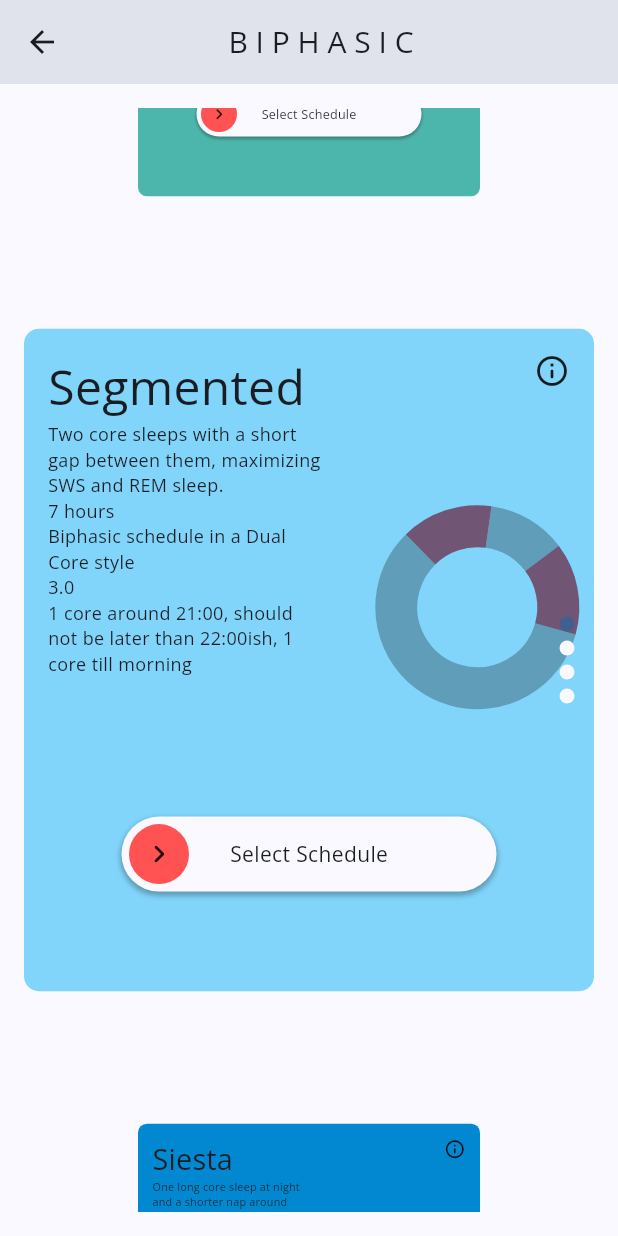
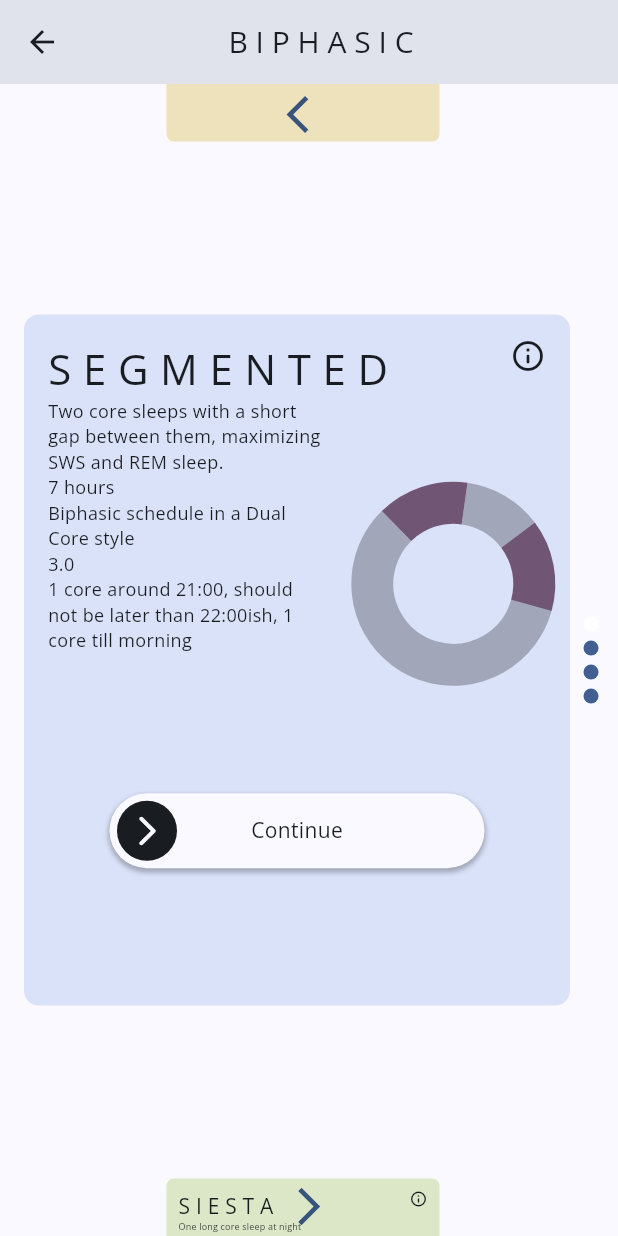
Before and after one commit to TheLameOne/polyphasic_sleep, a Flutter app: the AllSchedulesPage screen opened by its route, after a tap on the "info outline" icon, on a phone screen of 412 x 824 dp. Run offline on Flutter 3.47's test engine with Material 3 defaults, Android fonts, the phone set to English and light mode, and no system bars; drawn by our look-alikes of action_slider, card_swiper, fl_chart; our stand-ins replace audioplayers, chat_bubbles, flutter_card_swiper, flutter_local_notifications, flutter_slidable, flutter_svg and 11 more; missing offline and left inert: alarm, flutter_launcher_icons; accounts and stored records are empty.

Commit message:
Fixed json and colors

```diff
--- a/lib/components/schedule_type_details.dart
+++ b/lib/components/schedule_type_details.dart
@@ -14,8 +14,7 @@ class ScheduleTypeDetails extends StatefulWidget {
   final double difficulty;
   final String link;
   final String idealScheduling;
-  final String svgPath;
-  final HexColor color;
+  final Color color;
   final int id;
   final List<dynamic> setup;
 
@@ -28,7 +27,6 @@ class ScheduleTypeDetails extends StatefulWidget {
       required this.difficulty,
       required this.idealScheduling,
       required this.link,
-      required this.svgPath,
       required this.color,
       required this.id,
       required this.setup});
@@ -55,16 +53,19 @@ class _ScheduleTypeDetailsState extends State<ScheduleTypeDetails> {
               crossAxisAlignment: CrossAxisAlignment.start,
               children: [
                 Text(
-                  widget.scheduleType,
+                  _convertName(widget.scheduleType),
                   style: TextStyle(
                       color: Theme.of(context).colorScheme.onSurface,
-                      fontSize: 32),
+                      fontSize: 28),
                 ),
                 InkWell(
                     onTap: () {
                       _launchURL(widget.link);
                     },
-                    child: Icon(Icons.info_outline_rounded))
+                    child: Icon(
+                      Icons.info_outline_rounded,
+                      color: Theme.of(context).colorScheme.onSurface,
+                    ))
               ],
             ),
             Row(
@@ -133,7 +134,12 @@ class _ScheduleTypeDetailsState extends State<ScheduleTypeDetails> {
             Padding(
               padding: const EdgeInsets.all(16.0),
               child: ActionSlider.standard(
-                toggleColor: Colors.redAccent,
+                icon: Icon(
+                  Icons.arrow_forward_ios_rounded,
+                  color: Theme.of(context).colorScheme.surface,
+                ),
+                toggleColor: Theme.of(context).colorScheme.onSurface,
+                backgroundColor: Theme.of(context).colorScheme.surface,
                 width: 250.0,
                 height: 50,
                 action: (controller) async {
@@ -155,7 +161,7 @@ class _ScheduleTypeDetailsState extends State<ScheduleTypeDetails> {
                   }
                 },
                 direction: TextDirection.ltr,
-                child: const Text('Select Schedule'),
+                child: const Text('Continue'),
               ),
             ),
           ],
@@ -171,3 +177,14 @@ _launchURL(_url) async {
     throw Exception('Could not launch $_url');
   }
 }
+
+String _convertName(String name) {
+  String newName = "";
+  for (int i = 0; i < name.length; i++) {
+    newName += name[i].toUpperCase();
+    if (i != name.length - 1) {
+      newName += " ";
+    }
+  }
+  return newName;
+}
--- a/lib/models/setup_model.dart
+++ b/lib/models/setup_model.dart
@@ -3,7 +3,6 @@ class SetupModel {
   final String scheduleName;
   final String totalSleep;
   final List<int> setup;
-  final String svg;
   final int difficulty;
   final String shortDesc;
   final String classification;
@@ -13,7 +12,6 @@ class SetupModel {
       required this.scheduleName,
       required this.totalSleep,
       required this.setup,
-      required this.svg,
       required this.difficulty,
       required this.shortDesc,
       required this.classification});
@@ -24,7 +22,6 @@ class SetupModel {
         scheduleName: json['schedule_type'],
         totalSleep: json['Total Sleep'],
         setup: List<int>.from(json['setup']),
-        svg: json['svg'],
         shortDesc: json['short_description'],
         difficulty: json['Difficulty'],
         classification: json['classification']);
--- a/lib/models/types_model.dart
+++ b/lib/models/types_model.dart
@@ -8,12 +8,9 @@ class TypesModel {
   String? idealScheduling;
   List<dynamic>? setup;
   String? link;
-  String? svg;
-  String? darkModeColor;
-  String? lightModeColor;
 
-  TypesModel(
-      {this.id,
+  TypesModel({
+    this.id,
     this.scheduleType,
     this.shortDescription,
     this.totalSleep,
@@ -22,9 +19,7 @@ class TypesModel {
     this.idealScheduling,
     this.setup,
     this.link,
-      this.darkModeColor,
-      this.lightModeColor,
-      this.svg});
+  });
 
   TypesModel.fromJson(Map<String, dynamic> json) {
     id = json['id'];
@@ -36,9 +31,6 @@ class TypesModel {
     idealScheduling = json['ideal_scheduling'];
     setup = json['setup'];
     link = json['link'];
-    svg = json['svg'];
-    lightModeColor = json['light_mode_color'];
-    darkModeColor = json['dark_mode_color'];
   }
 
   Map<String, dynamic> toJson() {
@@ -52,9 +44,7 @@ class TypesModel {
     data['ideal_scheduling'] = this.idealScheduling;
     data['setup'] = this.setup;
     data['link'] = this.link;
-    data['svg'] = this.svg;
-    data['light_mode_color'] = this.lightModeColor;
-    data['dark_mode_color'] = this.darkModeColor;
+
     return data;
   }
 }
--- a/lib/pages/edit_schedule.dart
+++ b/lib/pages/edit_schedule.dart
@@ -498,7 +498,6 @@ void _saveData(SetupModel data) async {
   await box.put('id', data.id);
   await box.put('schedule_name', data.scheduleName);
   await box.put('setup', data.setup);
-  await box.put('svg', data.svg);
   await box.put('total_sleep', data.totalSleep);
 
   // print(box.get('id'));
--- a/lib/pages/schedule_types_page.dart
+++ b/lib/pages/schedule_types_page.dart
@@ -1,11 +1,14 @@
 import 'dart:async';
 import 'dart:convert';
 import 'package:card_swiper/card_swiper.dart';
+import 'package:flutter/cupertino.dart';
 import 'package:flutter/services.dart' as rootbundle;
 import 'package:flutter/material.dart';
 import 'package:hexcolor/hexcolor.dart';
 import 'package:polyphasic_sleep_new/components/schedule_type_details.dart';
 import 'package:polyphasic_sleep_new/models/types_model.dart';
+import 'package:polyphasic_sleep_new/theme/theme_provider.dart';
+import 'package:provider/provider.dart';
 
 class ScheduleTypesPage extends StatefulWidget {
   final List<int> contains;
@@ -29,6 +32,24 @@ class _ScheduleTypesPageState extends State<ScheduleTypesPage> {
       }
     }
     return res;
+  }
+
+  List<Color> color = [];
+  @override
+  void initState() {
+    _loadColors();
+    super.initState();
+  }
+
+  _loadColors() {
+    var x = Provider.of<ThemeProvider>(context, listen: false).getThemeList();
+    // Fix this later
+    for (int i = 0; i < x.length; i++) {
+      color.add(x[i].colorScheme.secondaryContainer);
+    }
+    for (int i = 0; i < x.length; i++) {
+      color.add(x[i].colorScheme.secondaryContainer);
+    }
   }
 
   @override
@@ -56,23 +77,33 @@ class _ScheduleTypesPageState extends State<ScheduleTypesPage> {
                 for (int i = 0; i < snapshot.data!.length; i++) {
                   names.add(snapshot.data![i].scheduleType!);
                 }
-                return Padding(
-                  padding: const EdgeInsets.all(16.0),
-                  child: Center(
+                return Center(
                   child: Swiper(
                     scrollDirection: Axis.vertical,
                     viewportFraction: 0.6,
-                      scale: 0.6,
+
+                    scale: 0.5,
+
+                    // autoplay: true,
                     // layout: SwiperLayout.STACK,
                     // itemWidth: 300.0,
                     // itemHeight: 300,
 
                     itemCount: snapshot.data!.length,
-                      pagination: const SwiperPagination(),
-                      // control: SwiperControl(),
+                    pagination: SwiperPagination(
+                      builder: DotSwiperPaginationBuilder(
+                          color: Theme.of(context).colorScheme.primary,
+                          activeColor: Theme.of(context).colorScheme.onPrimary),
+                    ),
+                    control: SwiperControl(
+                      color: Color(0xff38547C),
+                    ),
+
                     itemBuilder: (context, index) {
                       // print(index);
-                        return Container(
+                      return Padding(
+                        padding: const EdgeInsets.only(right: 32.0, left: 16),
+                        child: Container(
                             height: size.height * 0.5,
                             decoration: BoxDecoration(
                                 // color: Colors.amber,
@@ -90,13 +121,11 @@ class _ScheduleTypesPageState extends State<ScheduleTypesPage> {
                               idealScheduling:
                                   snapshot.data![index].idealScheduling!,
                               link: snapshot.data![index].link!,
-                              svgPath: snapshot.data![index].svg!,
                               setup: snapshot.data![index].setup!,
-                              color: HexColor(
-                                  snapshot.data![index].lightModeColor!),
-                            ));
+                              color: color[index],
+                            )),
+                      );
                     },
-                    ),
                   ),
                 );
               } else {
--- a/lib/pages/setup_page.dart
+++ b/lib/pages/setup_page.dart
@@ -1,12 +1,10 @@
 import 'dart:convert';
-import 'package:action_slider/action_slider.dart';
 import 'package:alarm/alarm.dart';
 import 'package:fl_chart/fl_chart.dart';
 import 'package:flutter/material.dart';
 import 'package:flutter/services.dart';
 import 'package:flutter_toggle_tab/flutter_toggle_tab.dart';
 import 'package:hive/hive.dart';
-import 'package:polyphasic_sleep_new/components/neu_box.dart';
 import 'package:polyphasic_sleep_new/models/setup_model.dart';
 import 'package:syncfusion_flutter_gauges/gauges.dart';
 import 'dart:math' as math;
@@ -158,7 +156,7 @@ class _SetupPageState extends State<SetupPage> {
               scheduleName: data!.scheduleName,
               totalSleep: data!.totalSleep.toString(),
               setup: convertToList(finalData),
-                svg: data!.svg));
+            ));
             await _showMyDialog();
           }),
       body: SingleChildScrollView(
@@ -766,7 +764,6 @@ void _saveData(SetupModel data) async {
   await box.put('id', data.id);
   await box.put('schedule_name', data.scheduleName);
   await box.put('setup', data.setup);
-  await box.put('svg', data.svg);
   await box.put('total_sleep', data.totalSleep);
   await box.put('short_desc', data.shortDesc);
   await box.put('difficulty', data.difficulty);
--- a/lib/util/global.dart
+++ b/lib/util/global.dart
@@ -1,3 +1,3 @@
-
+int modes = 3;
 // bool scheduleSelected = true;
 // var currentSchedule = SetupModel();
```
Also changed, not shown: json/types.json (+25 -100 lines), lib/pages/how_it_works_page.dart (+10 -0 lines), lib/pages/settings_page.dart (+18 -19 lines). Lines whose indentation alone changed are shown as unchanged.
